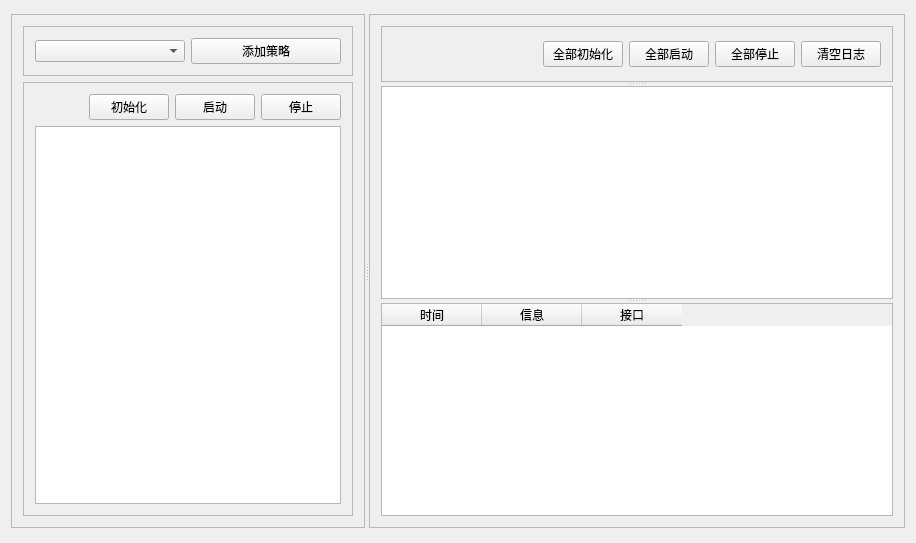
Qt form QCTrader/CTAStrategyManager.ui (yuanhuei/trader) before a commit.
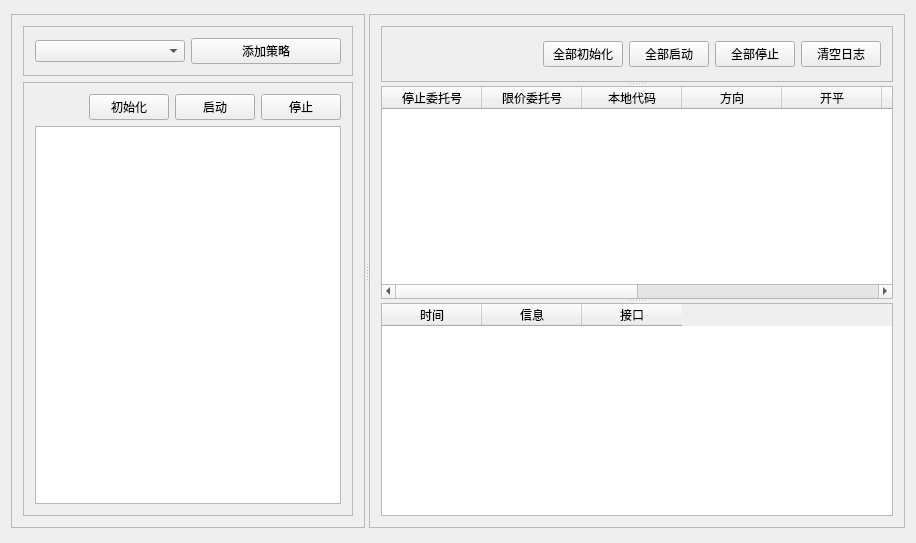
The same form after that commit.

What changed in the file:
```diff
--- a/QCTrader/CTAStrategyManager.ui
+++ b/QCTrader/CTAStrategyManager.ui
@@ -188,7 +188,58 @@
            </item>
           </layout>
          </widget>
-         <widget class="QTableView" name="tableView_2"/>
+         <widget class="QTableWidget" name="tableWidget_2">
+          <column>
+           <property name="text">
+            <string>停止委托号</string>
+           </property>
+          </column>
+          <column>
+           <property name="text">
+            <string>限价委托号</string>
+           </property>
+          </column>
+          <column>
+           <property name="text">
+            <string>本地代码</string>
+           </property>
+          </column>
+          <column>
+           <property name="text">
+            <string>方向</string>
+           </property>
+          </column>
+          <column>
+           <property name="text">
+            <string>开平</string>
+           </property>
+          </column>
+          <column>
+           <property name="text">
+            <string>价格</string>
+           </property>
+          </column>
+          <column>
+           <property name="text">
+            <string>数量</string>
+           </property>
+          </column>
+          <column>
+           <property name="text">
+            <string>状态</string>
+           </property>
+          </column>
+          <column>
+           <property name="text">
+            <string>锁仓</string>
+           </property>
+          </column>
+          <column>
+           <property name="text">
+            <string>策略名</string>
+           </property>
+          </column>
+         </widget>
          <widget class="QTableWidget" name="tableWidget_3">
           <column>
            <property name="text">
```
Left out of the diff: 2 changed lines with no effect on the pictures.
